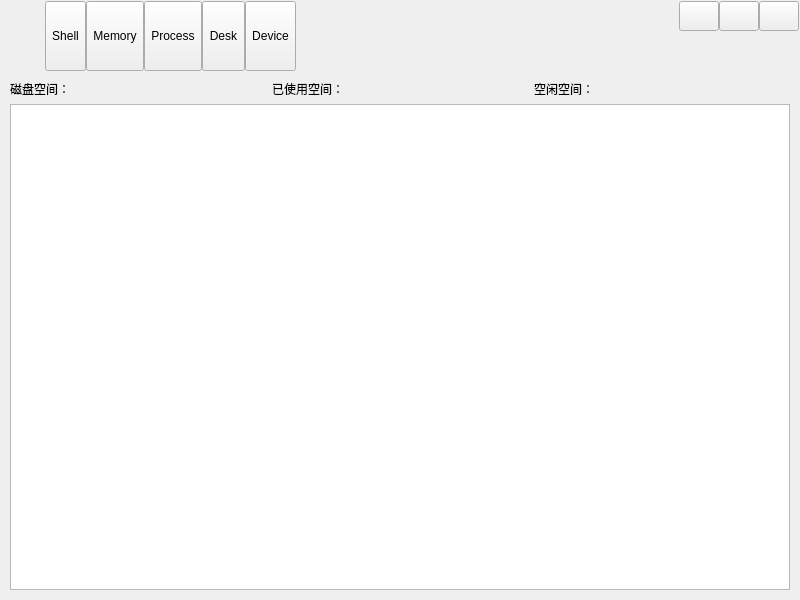
Before: the Qt Designer form UI/form/frmmain.ui in asapple/analog-operating-system, drawn with Qt 5.
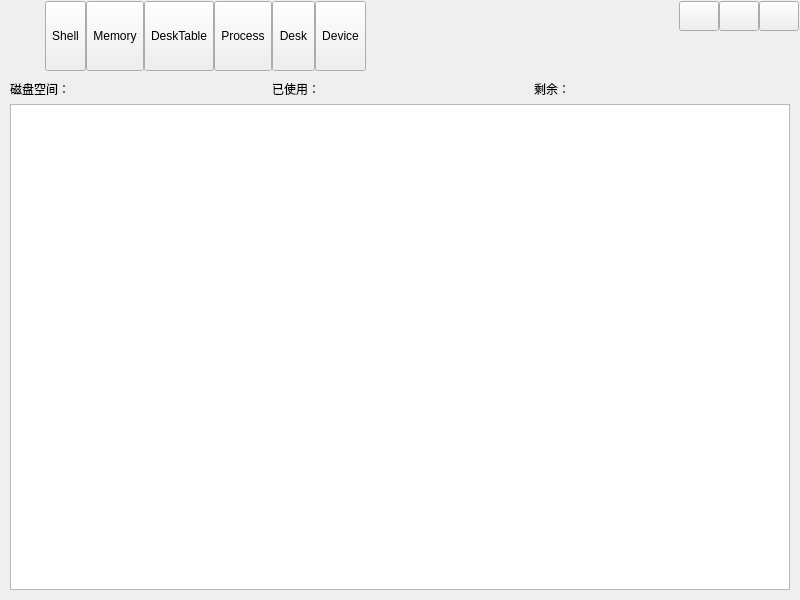
After: the same form once the commit is applied. The open tabs and pages were chosen to show the change. Icons and pictures are not drawn.

Commit message: desk table

What changed in the file:
```diff
--- a/UI/form/frmmain.ui
+++ b/UI/form/frmmain.ui
@@ -134,6 +134,26 @@
            </property>
           </widget>
          </item>
+         <item>
+          <widget class="QToolButton" name="toolButton">
+           <property name="sizePolicy">
+            <sizepolicy hsizetype="Fixed" vsizetype="Expanding">
+             <horstretch>0</horstretch>
+             <verstretch>0</verstretch>
+            </sizepolicy>
+           </property>
+           <property name="text">
+            <string>DeskTable</string>
+           </property>
+           <property name="icon">
+            <iconset resource="../other/main.qrc">
+             <normaloff>:/image/main_config.png</normaloff>:/image/main_config.png</iconset>
+           </property>
+           <property name="toolButtonStyle">
+            <enum>Qt::ToolButtonTextUnderIcon</enum>
+           </property>
+          </widget>
+         </item>
          <item>
           <widget class="QToolButton" name="btnData">
            <property name="sizePolicy">
@@ -435,6 +455,34 @@
        </item>
       </layout>
      </widget>
+     <widget class="QWidget" name="deskTable_page">
+      <layout class="QGridLayout" name="gridLayout_5">
+       <item row="0" column="0">
+        <widget class="QLabel" name="totTab_label">
+         <property name="text">
+          <string>磁盘空间：</string>
+         </property>
+        </widget>
+       </item>
+       <item row="0" column="1">
+        <widget class="QLabel" name="usedTab_label">
+         <property name="text">
+          <string>已使用：</string>
+         </property>
+        </widget>
+       </item>
+       <item row="0" column="2">
+        <widget class="QLabel" name="freeTab_label">
+         <property name="text">
+          <string>剩余：</string>
+         </property>
+        </widget>
+       </item>
+       <item row="1" column="0" colspan="3">
+        <widget class="QTableWidget" name="tableWidget"/>
+       </item>
+      </layout>
+     </widget>
      <widget class="QWidget" name="desk_page">
       <layout class="QGridLayout" name="gridLayout_3">
        <item row="0" column="0">
```
Left out of the diff: 2 changed lines with no effect on the pictures. The commit also changes 2 other files.
